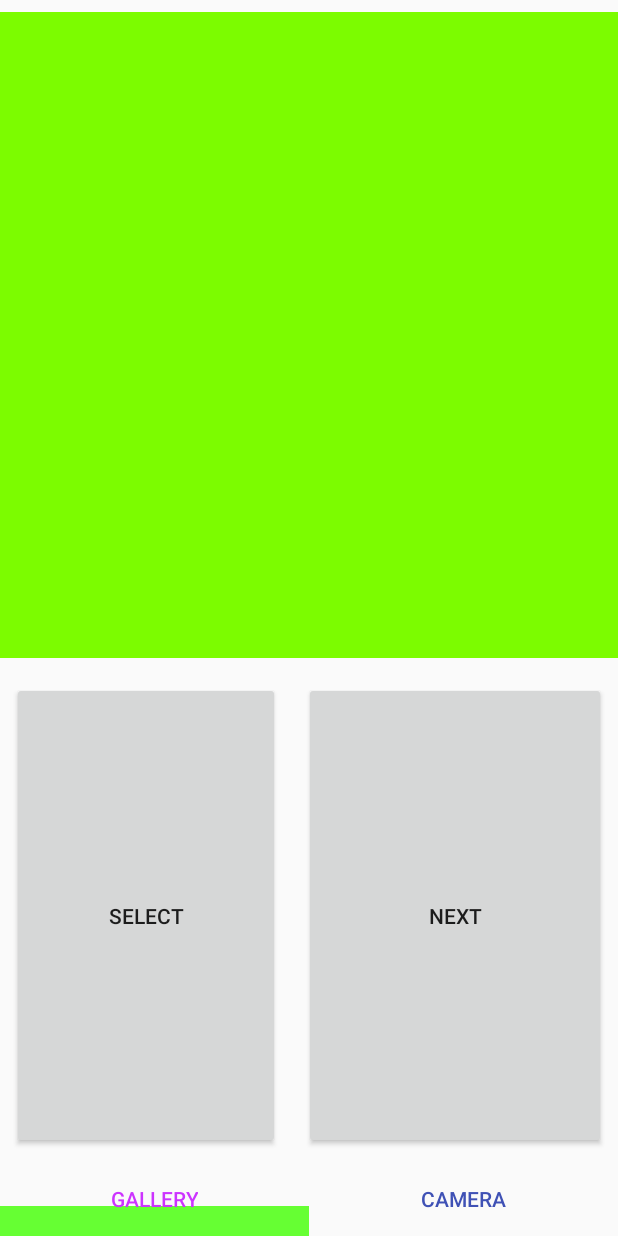
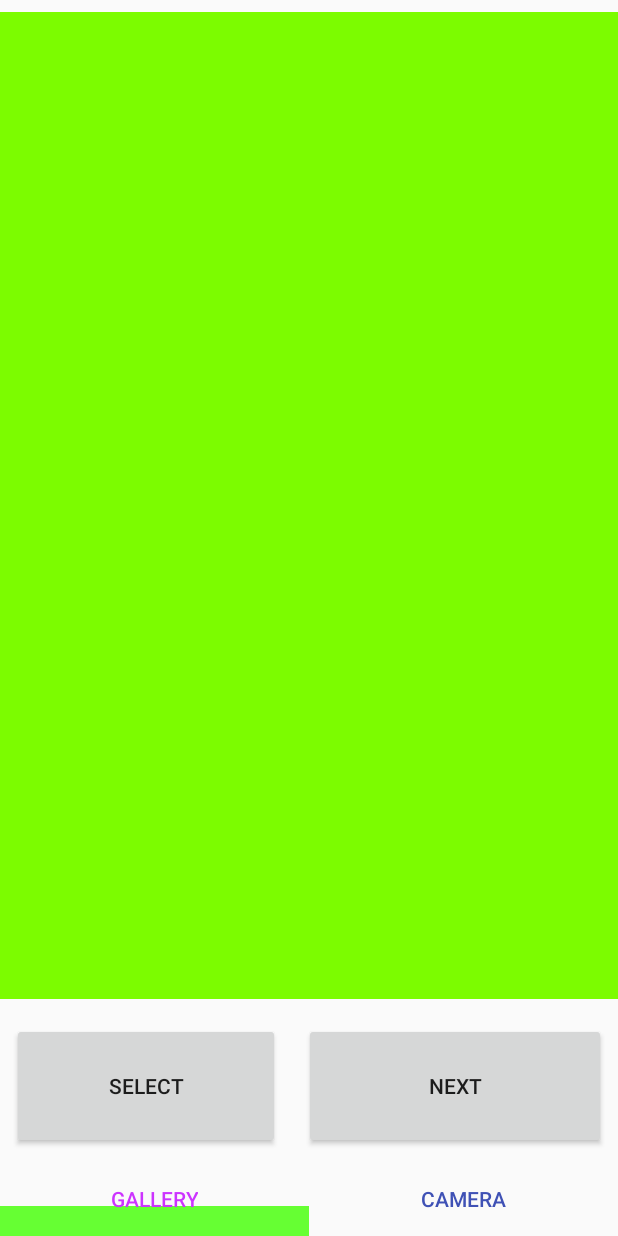
Before and after one commit to zhouyepang/InstagramApp, an Android app: the Gallery screen opened directly, with no data from a screen before it, on a phone screen of 412 x 824 dp. Run offline under Robolectric (Android 15) with nearby library versions, the phone set to English and light mode, and no system bars; pictures from the network do not load.

Commit message:
change camera layout

```diff
--- a/app/src/main/res/layout/camera.xml
+++ b/app/src/main/res/layout/camera.xml
@@ -121,21 +121,21 @@
         android:layout_width="wrap_content"
         android:layout_height="wrap_content"
         android:orientation="horizontal"
-        app:layout_constraintGuide_begin="503dp" />
+        app:layout_constraintGuide_end="100dp" />
 
     <android.support.constraint.Guideline
         android:id="@+id/guideline10"
         android:layout_width="wrap_content"
         android:layout_height="wrap_content"
         android:orientation="vertical"
-        app:layout_constraintGuide_begin="116dp" />
+        app:layout_constraintGuide_begin="120dp" />
 
     <android.support.constraint.Guideline
         android:id="@+id/guideline11"
         android:layout_width="wrap_content"
         android:layout_height="wrap_content"
         android:orientation="vertical"
-        app:layout_constraintGuide_begin="272dp" />
+        app:layout_constraintGuide_end="120dp" />
 
     <android.support.constraint.Guideline
         android:id="@+id/guideline12"
--- a/app/src/main/res/layout/gallery.xml
+++ b/app/src/main/res/layout/gallery.xml
@@ -63,6 +63,6 @@
         android:layout_width="wrap_content"
         android:layout_height="wrap_content"
         android:orientation="horizontal"
-        app:layout_constraintGuide_begin="447dp" />
+        app:layout_constraintGuide_end="100dp" />
 
 </android.support.constraint.ConstraintLayout>
```
